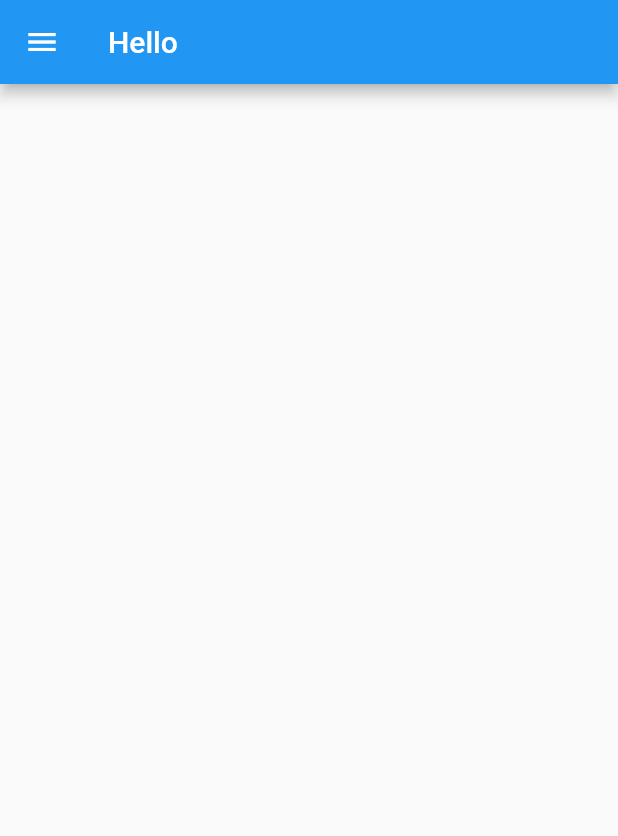
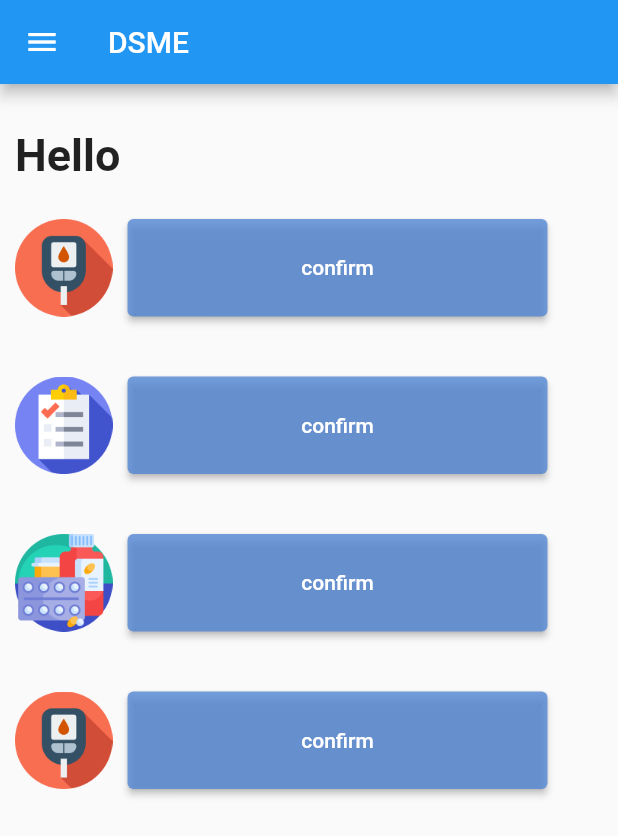
Before and after one commit to Adisorn1999/flutter_project, a Flutter app: the HomePage screen opened directly, on a phone screen of 412 x 824 dp. Shown: the top 836 px of the screen. Run offline on Flutter 3.47's test engine with Material 2 defaults, Android fonts, the phone set to English and light mode, and no system bars; our stand-ins replace shared_preferences; accounts and stored records are empty; network calls fail.

Commit message:
Update home Screen

```diff
--- a/lib/page/home.dart
+++ b/lib/page/home.dart
@@ -40,10 +40,156 @@ class _HomePageState extends State<HomePage> {
 
   Widget build(BuildContext context) {
     return Scaffold(
-        appBar: AppBar(
-          title: const Text('Hello'),
+      appBar: AppBar(
+        title: const Text('DSME'),
+      ),
+      drawer: const DrawerMane(),
+      body: Center(
+        child: Column(
+          children: [
+            // ignore: sized_box_for_whitespace
+            Container(
+              height: 70,
+              width: double.infinity,
+              // ignore: prefer_const_constructors
+              child: Padding(
+                padding: const EdgeInsets.fromLTRB(10, 30, 10, 10),
+                child: const Text("Hello",
+                    style:
+                        TextStyle(fontSize: 30, fontWeight: FontWeight.w700)),
+              ),
+            ),
+            Container(
+              child: Padding(
+                padding: const EdgeInsets.all(10),
+                child: Row(
+                  children: [
+                    SizedBox(
+                      height: 65,
+                      width: 65,
+                      child: Image.asset(
+                        'assets/ellipse-1-bg.png',
+                        fit: BoxFit.cover,
+                      ),
+                    ),
+                    Container(
+                      child: Padding(
+                        padding: const EdgeInsets.all(10),
+                        child: SizedBox(
+                            height: 65,
+                            width: 280,
+                            child: ElevatedButton(
+                                style: ButtonStyle(
+                                    backgroundColor:
+                                        MaterialStateProperty.all<Color>(
+                                            const Color(0xcc5286d4))),
+                                child: const Text('confirm'),
+                                onPressed: () {})),
+                      ),
+                    ),
+                  ],
+                ),
+              ),
+            ),
+            Container(
+              child: Padding(
+                padding: const EdgeInsets.all(10),
+                child: Row(
+                  children: [
+                    SizedBox(
+                      height: 65,
+                      width: 65,
+                      child: Image.asset(
+                        'assets/ellipse-2-bg.png',
+                        fit: BoxFit.cover,
+                      ),
+                    ),
+                    Container(
+                      child: Padding(
+                        padding: const EdgeInsets.all(10),
+                        child: SizedBox(
+                            height: 65,
+                            width: 280,
+                            child: ElevatedButton(
+                                style: ButtonStyle(
+                                    backgroundColor:
+                                        MaterialStateProperty.all<Color>(
+                                            const Color(0xcc5286d4))),
+                                child: const Text('confirm'),
+                                onPressed: () {})),
+                      ),
+                    ),
+                  ],
+                ),
+              ),
+            ),
+            Container(
+              child: Padding(
+                padding: const EdgeInsets.all(10),
+                child: Row(
+                  children: [
+                    SizedBox(
+                      height: 65,
+                      width: 65,
+                      child: Image.asset(
+                        'assets/ellipse-3-bg.png',
+                        fit: BoxFit.cover,
+                      ),
+                    ),
+                    Container(
+                      child: Padding(
+                        padding: const EdgeInsets.all(10),
+                        child: SizedBox(
+                            height: 65,
+                            width: 280,
+                            child: ElevatedButton(
+                                style: ButtonStyle(
+                                    backgroundColor:
+                                        MaterialStateProperty.all<Color>(
+                                            const Color(0xcc5286d4))),
+                                child: const Text('confirm'),
+                                onPressed: () {})),
+                      ),
+                    ),
+                  ],
+                ),
+              ),
+            ),
+            Container(
+              child: Padding(
+                padding: const EdgeInsets.all(10),
+                child: Row(
+                  children: [
+                    SizedBox(
+                      height: 65,
+                      width: 65,
+                      child: Image.asset(
+                        'assets/ellipse-1-bg.png',
+                        fit: BoxFit.cover,
+                      ),
+                    ),
+                    Container(
+                      child: Padding(
+                        padding: const EdgeInsets.all(10),
+                        child: SizedBox(
+                            height: 65,
+                            width: 280,
+                            child: ElevatedButton(
+                                style: ButtonStyle(
+                                    backgroundColor:
+                                        MaterialStateProperty.all<Color>(
+                                            const Color(0xcc5286d4))),
+                                child: const Text('confirm'),
+                                onPressed: () {})),
+                      ),
+                    ),
+                  ],
+                ),
+              ),
+            )
+          ],
         ),
-        drawer: const DrawerMane(),
-        body: Container());
+      ),
+    );
   }
 }
```
Also changed, not shown: lib/components/homeBox.dart (added, +15 -0 lines).
